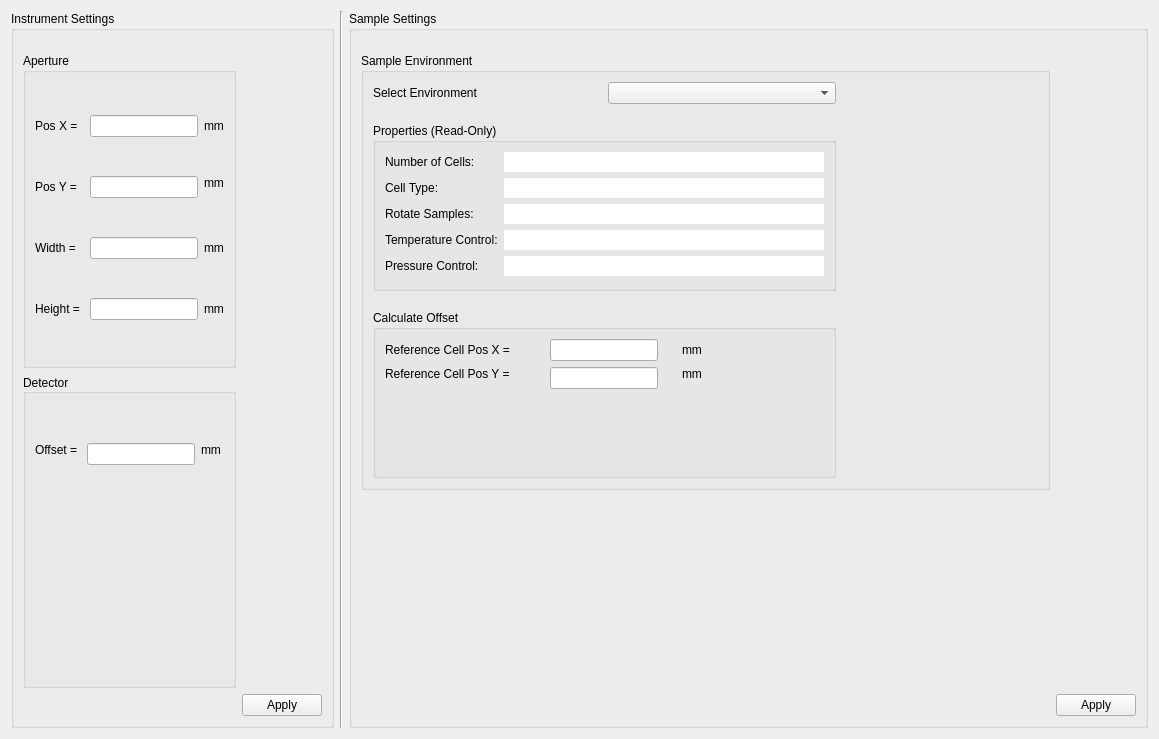
The window that nicos_ess/loki/gui/ui_files/exp_config.ui (jfkcooper/nicos) describes before a commit, drawn with Qt 5.
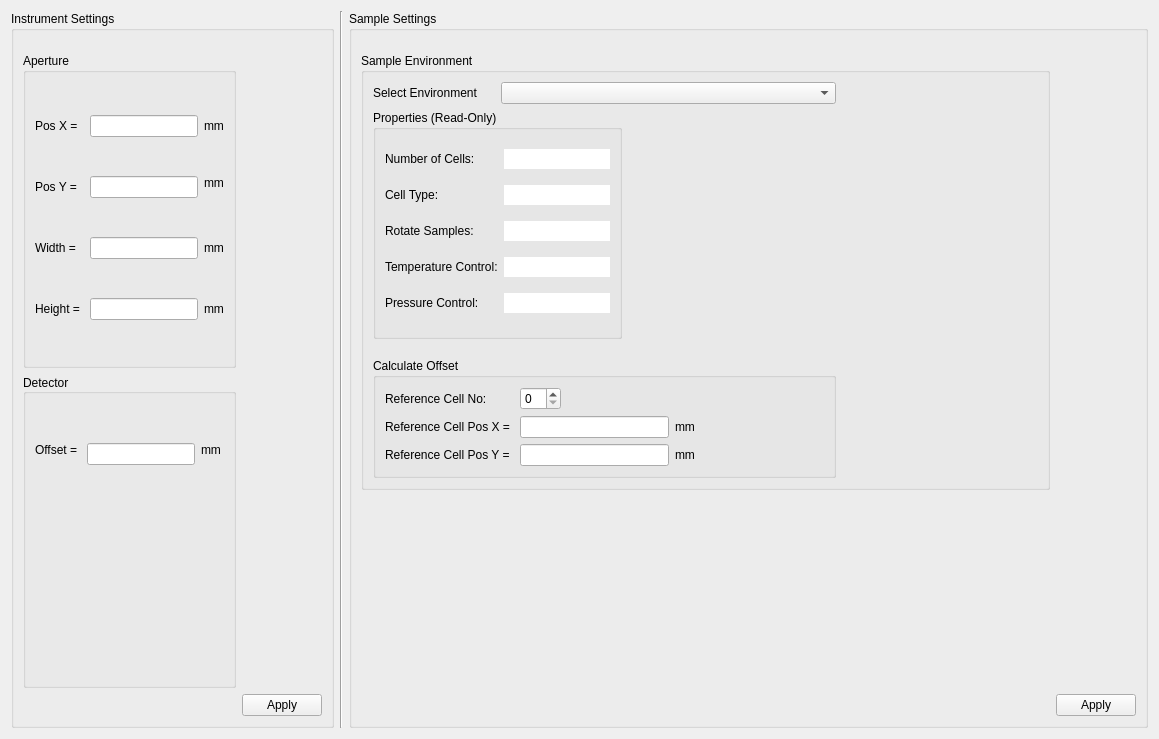
The same window after the commit.

Commit message: Add spinbox to UI to choose ref cell no

The edit to the form file:
```diff
--- a/nicos_ess/loki/gui/ui_files/exp_config.ui
+++ b/nicos_ess/loki/gui/ui_files/exp_config.ui
@@ -47,7 +47,7 @@
         <property name="flat">
          <bool>true</bool>
         </property>
-        <layout class="QGridLayout" name="gridLayout_7">
+        <layout class="QGridLayout" name="gridLayout_5">
          <item row="0" column="0">
           <widget class="QLabel" name="envLabel">
            <property name="text">
@@ -55,10 +55,10 @@
            </property>
           </widget>
          </item>
-         <item row="0" column="1">
+         <item row="0" column="1" colspan="3">
           <widget class="QComboBox" name="envComboBox"/>
          </item>
-         <item row="0" column="2">
+         <item row="0" column="4">
           <spacer name="hSpacer1">
            <property name="orientation">
             <enum>Qt::Horizontal</enum>
@@ -74,23 +74,7 @@
            </property>
           </spacer>
          </item>
-         <item row="1" column="1">
-          <spacer name="vSpacer4_2">
-           <property name="orientation">
-            <enum>Qt::Vertical</enum>
-           </property>
-           <property name="sizeType">
-            <enum>QSizePolicy::Fixed</enum>
-           </property>
-           <property name="sizeHint" stdset="0">
-            <size>
-             <width>20</width>
-             <height>13</height>
-            </size>
-           </property>
-          </spacer>
-         </item>
-         <item row="2" column="0" colspan="2">
+         <item row="1" column="0" rowspan="2" colspan="2">
           <widget class="QGroupBox" name="propertiesGroupBox">
            <property name="title">
             <string>Properties (Read-Only)</string>
@@ -220,7 +204,23 @@
            </layout>
           </widget>
          </item>
-         <item row="2" column="3">
+         <item row="1" column="2">
+          <spacer name="vSpacer4_2">
+           <property name="orientation">
+            <enum>Qt::Vertical</enum>
+           </property>
+           <property name="sizeType">
+            <enum>QSizePolicy::Fixed</enum>
+           </property>
+           <property name="sizeHint" stdset="0">
+            <size>
+             <width>20</width>
+             <height>13</height>
+            </size>
+           </property>
+          </spacer>
+         </item>
+         <item row="2" column="5">
           <spacer name="hSpacer2">
            <property name="orientation">
             <enum>Qt::Horizontal</enum>
@@ -252,7 +252,7 @@
            </property>
           </spacer>
          </item>
-         <item row="4" column="0" colspan="2">
+         <item row="4" column="0" colspan="4">
           <widget class="QGroupBox" name="refPosGroupBox">
            <property name="title">
             <string>Calculate Offset</string>
@@ -260,29 +260,60 @@
            <property name="flat">
             <bool>true</bool>
            </property>
-           <layout class="QGridLayout" name="gridLayout_5">
-            <item row="0" column="1" alignment="Qt::AlignHCenter">
+           <layout class="QGridLayout" name="gridLayout_7">
+            <item row="0" column="0">
+             <widget class="QLabel" name="refCellNoLabel">
+              <property name="text">
+               <string>Reference Cell No:</string>
+              </property>
+             </widget>
+            </item>
+            <item row="0" column="1">
+             <widget class="QSpinBox" name="refCellSpinBox">
+              <property name="sizePolicy">
+               <sizepolicy hsizetype="Maximum" vsizetype="Fixed">
+                <horstretch>0</horstretch>
+                <verstretch>0</verstretch>
+               </sizepolicy>
+              </property>
+             </widget>
+            </item>
+            <item row="1" column="0">
+             <widget class="QLabel" name="refXLabel">
+              <property name="text">
+               <string>Reference Cell Pos X = </string>
+              </property>
+             </widget>
+            </item>
+            <item row="1" column="1">
              <widget class="QLineEdit" name="refPosXBox">
               <property name="layoutDirection">
                <enum>Qt::RightToLeft</enum>
               </property>
              </widget>
             </item>
-            <item row="1" column="0" alignment="Qt::AlignTop">
+            <item row="1" column="2">
+             <widget class="QLabel" name="lbl6">
+              <property name="text">
+               <string>mm</string>
+              </property>
+             </widget>
+            </item>
+            <item row="2" column="0">
              <widget class="QLabel" name="refYLabel">
               <property name="text">
                <string>Reference Cell Pos Y = </string>
               </property>
              </widget>
             </item>
-            <item row="0" column="0">
-             <widget class="QLabel" name="refXLabel">
-              <property name="text">
-               <string>Reference Cell Pos X = </string>
+            <item row="2" column="1">
+             <widget class="QLineEdit" name="refPosYBox">
+              <property name="layoutDirection">
+               <enum>Qt::RightToLeft</enum>
               </property>
              </widget>
             </item>
-            <item row="1" column="2" alignment="Qt::AlignTop">
+            <item row="2" column="2">
              <widget class="QLabel" name="lbl7">
               <property name="text">
                <string>mm</string>
@@ -290,23 +321,22 @@
              </widget>
             </item>
             <item row="0" column="2">
-             <widget class="QLabel" name="lbl6">
-              <property name="text">
-               <string>mm</string>
+             <spacer name="horizontalSpacer">
+              <property name="orientation">
+               <enum>Qt::Horizontal</enum>
               </property>
-             </widget>
-            </item>
-            <item row="1" column="1" alignment="Qt::AlignHCenter|Qt::AlignTop">
-             <widget class="QLineEdit" name="refPosYBox">
-              <property name="layoutDirection">
-               <enum>Qt::RightToLeft</enum>
+              <property name="sizeHint" stdset="0">
+               <size>
+                <width>40</width>
+                <height>20</height>
+               </size>
               </property>
-             </widget>
+             </spacer>
             </item>
            </layout>
           </widget>
          </item>
-         <item row="4" column="2">
+         <item row="4" column="4">
           <spacer name="hSpacer5">
            <property name="orientation">
             <enum>Qt::Horizontal</enum>
@@ -325,20 +355,7 @@
         </layout>
        </widget>
       </item>
-      <item row="3" column="3">
-       <widget class="QPushButton" name="sampleSetApply">
-        <property name="sizePolicy">
-         <sizepolicy hsizetype="Maximum" vsizetype="Fixed">
-          <horstretch>0</horstretch>
-          <verstretch>0</verstretch>
-         </sizepolicy>
-        </property>
-        <property name="text">
-         <string>Apply</string>
-        </property>
-       </widget>
-      </item>
-      <item row="2" column="3">
+      <item row="2" column="1">
        <spacer name="vSpacer5">
         <property name="orientation">
          <enum>Qt::Vertical</enum>
@@ -354,6 +371,19 @@
         </property>
        </spacer>
       </item>
+      <item row="3" column="1">
+       <widget class="QPushButton" name="sampleSetApply">
+        <property name="sizePolicy">
+         <sizepolicy hsizetype="Maximum" vsizetype="Fixed">
+          <horstretch>0</horstretch>
+          <verstretch>0</verstretch>
+         </sizepolicy>
+        </property>
+        <property name="text">
+         <string>Apply</string>
+        </property>
+       </widget>
+      </item>
      </layout>
     </widget>
    </item>
```
